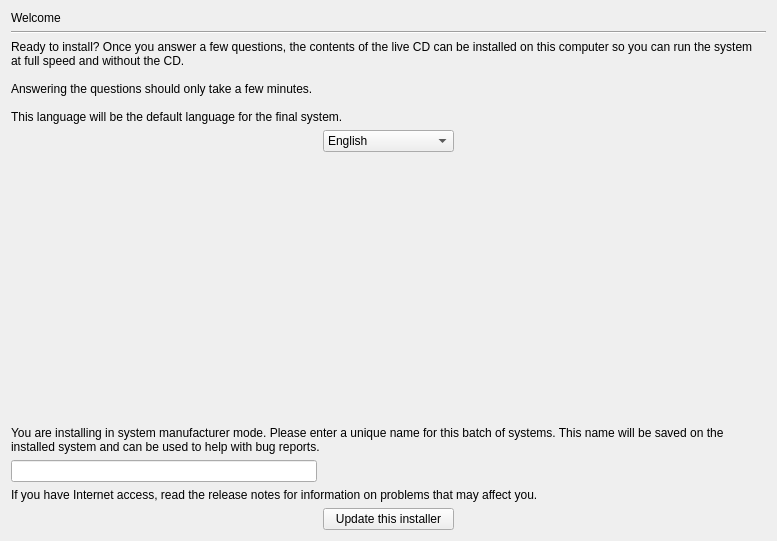
chenhan1218/ubiquity, file gui/qt/stepLanguage.ui: the form before one commit.
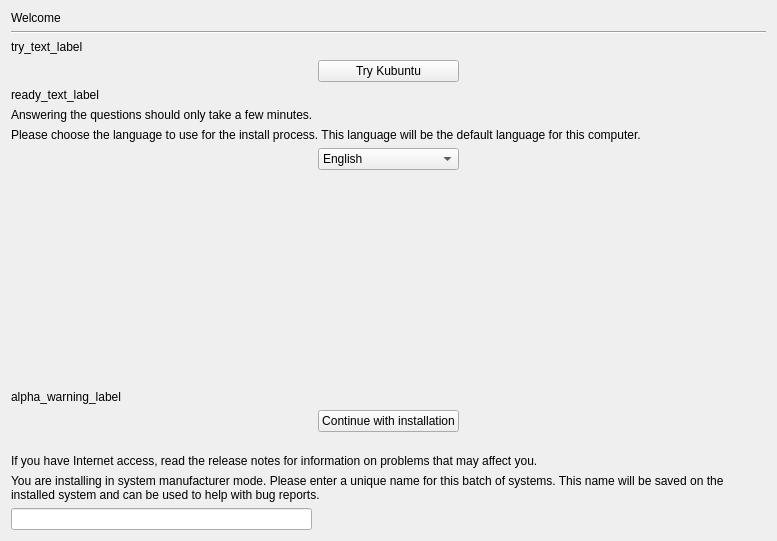
The form after the commit.

Diff of the .ui file:
```diff
--- a/gui/qt/stepLanguage.ui
+++ b/gui/qt/stepLanguage.ui
@@ -28,8 +28,8 @@
      </property>
     </widget>
    </item>
-   <item row="2" column="0" colspan="3">
-    <widget class="QLabel" name="welcome_text_label">
+   <item row="4" column="0" colspan="3">
+    <widget class="QLabel" name="ready_text_label">
      <property name="sizePolicy">
       <sizepolicy hsizetype="Preferred" vsizetype="Preferred">
        <horstretch>0</horstretch>
@@ -37,21 +37,14 @@
       </sizepolicy>
      </property>
      <property name="text">
-      <string>Ready to install? Once you answer a few questions, the contents of the live CD can be installed on this computer so you can run the system at full speed and without the CD.
-
-Answering the questions should only take a few minutes.
-
-This language will be the default language for the final system.</string>
-     </property>
-     <property name="alignment">
-      <set>Qt::AlignVCenter</set>
+      <string>ready_text_label</string>
      </property>
      <property name="wordWrap">
       <bool>true</bool>
      </property>
     </widget>
    </item>
-   <item row="3" column="0">
+   <item row="8" column="0">
     <spacer name="horizontalSpacer_4">
      <property name="orientation">
       <enum>Qt::Horizontal</enum>
@@ -64,7 +57,7 @@
      </property>
     </spacer>
    </item>
-   <item row="3" column="1">
+   <item row="8" column="1">
     <widget class="QComboBox" name="language_combobox">
      <property name="editable">
       <bool>false</bool>
@@ -91,7 +84,7 @@
      </item>
     </widget>
    </item>
-   <item row="3" column="2">
+   <item row="8" column="2">
     <spacer name="horizontalSpacer_3">
      <property name="orientation">
       <enum>Qt::Horizontal</enum>
@@ -104,7 +97,7 @@
      </property>
     </spacer>
    </item>
-   <item row="4" column="1">
+   <item row="9" column="1">
     <spacer name="verticalSpacer_11">
      <property name="orientation">
       <enum>Qt::Vertical</enum>
@@ -117,7 +110,7 @@
      </property>
     </spacer>
    </item>
-   <item row="5" column="0" colspan="3">
+   <item row="14" column="0" colspan="3">
     <widget class="QLabel" name="oem_id_label">
      <property name="text">
       <string>You are installing in system manufacturer mode. Please enter a unique name for this batch of systems. This name will be saved on the installed system and can be used to help with bug reports.</string>
@@ -127,10 +120,10 @@
      </property>
     </widget>
    </item>
-   <item row="6" column="0">
+   <item row="15" column="0">
     <widget class="QLineEdit" name="oem_id_entry"/>
    </item>
-   <item row="7" column="0" colspan="3">
+   <item row="13" column="0" colspan="3">
     <widget class="QLabel" name="release_notes_label">
      <property name="text">
       <string>If you have Internet access, read the release notes for information on problems that may affect you.</string>
@@ -140,19 +133,73 @@
      </property>
     </widget>
    </item>
-   <item row="8" column="0">
-    <widget class="QWidget" name="release_notes_frame" native="true"/>
+   <item row="2" column="0" colspan="3">
+    <widget class="QLabel" name="try_text_label">
+     <property name="text">
+      <string>try_text_label</string>
+     </property>
+     <property name="wordWrap">
+      <bool>true</bool>
+     </property>
+    </widget>
    </item>
-   <item row="8" column="1">
-    <widget class="QPushButton" name="update_this_installer">
+   <item row="3" column="1">
+    <widget class="QPushButton" name="try_ubuntu">
      <property name="text">
-      <string>Update this installer</string>
+      <string>Try Kubuntu</string>
      </property>
-     <property name="autoDefault">
+    </widget>
+   </item>
+   <item row="5" column="0" colspan="3">
+    <widget class="QLabel" name="duration_label">
+     <property name="text">
+      <string>Answering the questions should only take a few minutes.</string>
+     </property>
+     <property name="wordWrap">
       <bool>true</bool>
      </property>
     </widget>
    </item>
+   <item row="7" column="0" colspan="3">
+    <widget class="QLabel" name="select_language_label">
+     <property name="text">
+      <string>Please choose the language to use for the install process. This language will be the default language for this computer.</string>
+     </property>
+     <property name="wordWrap">
+      <bool>true</bool>
+     </property>
+    </widget>
+   </item>
+   <item row="12" column="0" colspan="3">
+    <spacer name="verticalSpacer">
+     <property name="orientation">
+      <enum>Qt::Vertical</enum>
+     </property>
+     <property name="sizeHint" stdset="0">
+      <size>
+       <width>20</width>
+       <height>40</height>
+      </size>
+     </property>
+    </spacer>
+   </item>
+   <item row="10" column="0" colspan="3">
+    <widget class="QLabel" name="alpha_warning_label">
+     <property name="text">
+      <string>alpha_warning_label</string>
+     </property>
+     <property name="wordWrap">
+      <bool>true</bool>
+     </property>
+    </widget>
+   </item>
+   <item row="11" column="1">
+    <widget class="QPushButton" name="begin_install_button">
+     <property name="text">
+      <string>Continue with installation</string>
+     </property>
+    </widget>
+   </item>
   </layout>
  </widget>
  <resources/>
```
Left out of the diff: 4 changed lines with no effect on the pictures.
